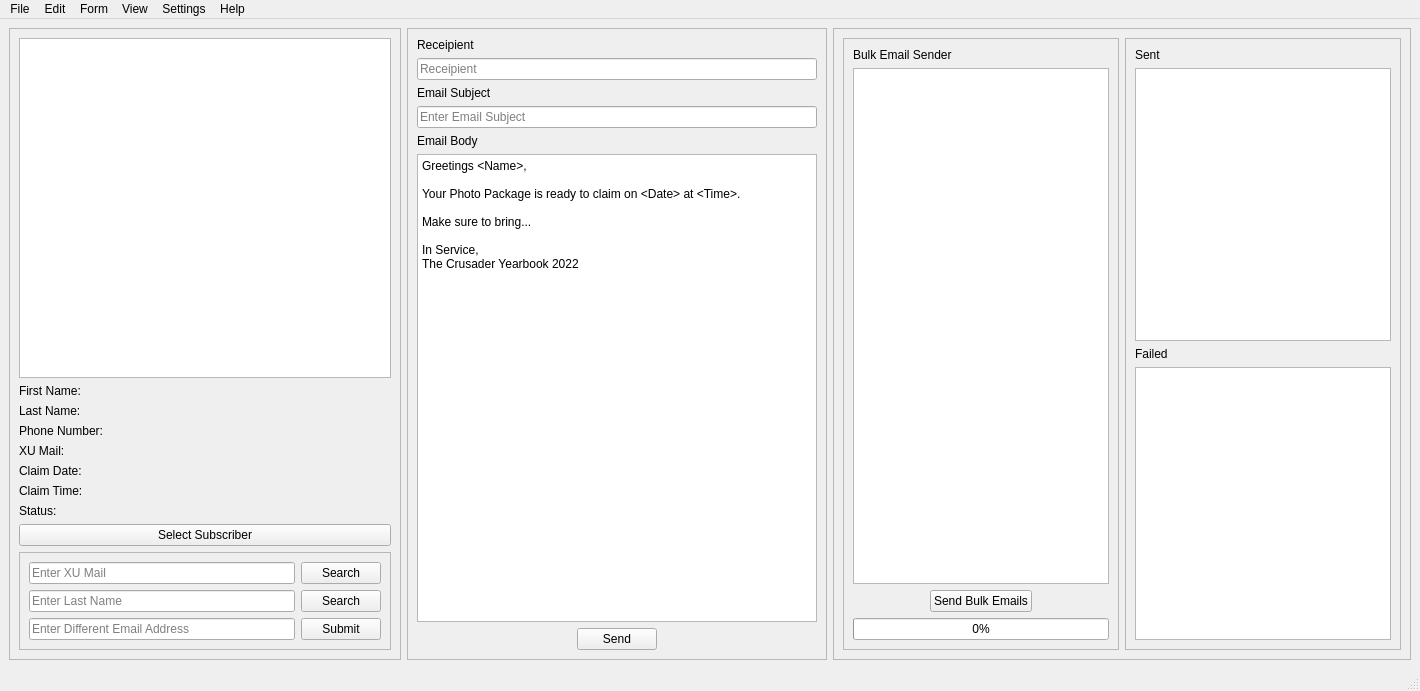
Above: Merlin.ui from Biowulf21/Merlin before the change. Below: the same form after it.
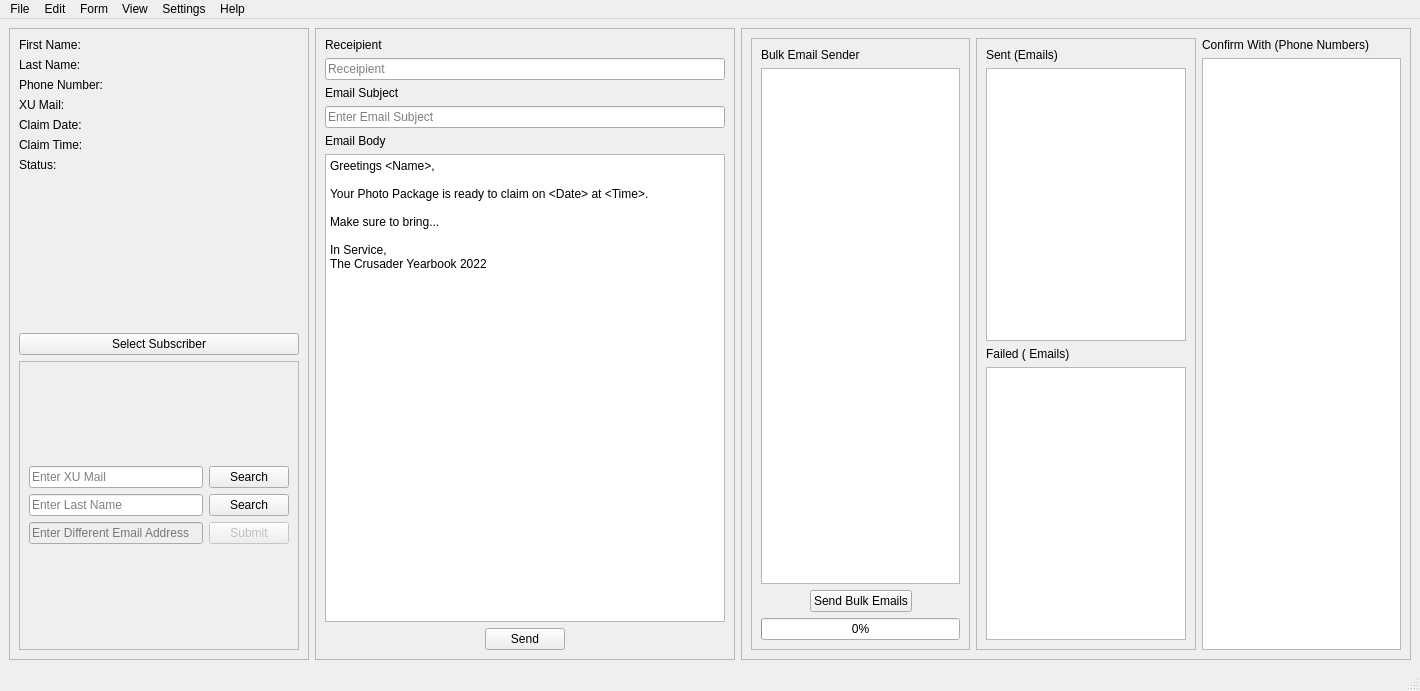
That is the form after the change.

```diff
--- a/Merlin.ui
+++ b/Merlin.ui
@@ -25,6 +25,12 @@
      <layout class="QGridLayout" name="gridLayout_3">
       <item row="0" column="0">
        <widget class="QFrame" name="frame_2">
+        <property name="minimumSize">
+         <size>
+          <width>300</width>
+          <height>0</height>
+         </size>
+        </property>
         <property name="frameShape">
          <enum>QFrame::StyledPanel</enum>
         </property>
@@ -32,9 +38,6 @@
          <enum>QFrame::Raised</enum>
         </property>
         <layout class="QVBoxLayout" name="verticalLayout_2">
-         <item>
-          <widget class="QGraphicsView" name="QRGraphicsView"/>
-         </item>
          <item>
           <layout class="QFormLayout" name="formLayout_2">
            <item row="0" column="0">
@@ -224,6 +227,9 @@
               </item>
               <item row="2" column="0">
                <widget class="QLineEdit" name="lineEdit_2">
+                <property name="enabled">
+                 <bool>false</bool>
+                </property>
                 <property name="sizePolicy">
                  <sizepolicy hsizetype="Preferred" vsizetype="Fixed">
                   <horstretch>0</horstretch>
@@ -243,6 +249,9 @@
               </item>
               <item row="2" column="1">
                <widget class="QPushButton" name="pushButton">
+                <property name="enabled">
+                 <bool>false</bool>
+                </property>
                 <property name="sizePolicy">
                  <sizepolicy hsizetype="Fixed" vsizetype="Fixed">
                   <horstretch>0</horstretch>
@@ -328,15 +337,15 @@
             <string>&lt;!DOCTYPE HTML PUBLIC &quot;-//W3C//DTD HTML 4.0//EN&quot; &quot;http://www.w3.org/TR/REC-html40/strict.dtd&quot;&gt;
 &lt;html&gt;&lt;head&gt;&lt;meta name=&quot;qrichtext&quot; content=&quot;1&quot; /&gt;&lt;style type=&quot;text/css&quot;&gt;
 p, li { white-space: pre-wrap; }
-&lt;/style&gt;&lt;/head&gt;&lt;body style=&quot; font-family:'Sans Serif'; font-size:9pt; font-weight:400; font-style:normal;&quot;&gt;
-&lt;p style=&quot; margin-top:0px; margin-bottom:0px; margin-left:0px; margin-right:0px; -qt-block-indent:0; text-indent:0px;&quot;&gt;Greetings &amp;lt;Name&amp;gt;,&lt;/p&gt;
-&lt;p style=&quot;-qt-paragraph-type:empty; margin-top:0px; margin-bottom:0px; margin-left:0px; margin-right:0px; -qt-block-indent:0; text-indent:0px;&quot;&gt;&lt;br /&gt;&lt;/p&gt;
-&lt;p style=&quot; margin-top:0px; margin-bottom:0px; margin-left:0px; margin-right:0px; -qt-block-indent:0; text-indent:0px;&quot;&gt;Your Photo Package is ready to claim on &amp;lt;Date&amp;gt; at &amp;lt;Time&amp;gt;.&lt;/p&gt;
-&lt;p style=&quot;-qt-paragraph-type:empty; margin-top:0px; margin-bottom:0px; margin-left:0px; margin-right:0px; -qt-block-indent:0; text-indent:0px;&quot;&gt;&lt;br /&gt;&lt;/p&gt;
-&lt;p style=&quot; margin-top:0px; margin-bottom:0px; margin-left:0px; margin-right:0px; -qt-block-indent:0; text-indent:0px;&quot;&gt;Make sure to bring...&lt;/p&gt;
-&lt;p style=&quot;-qt-paragraph-type:empty; margin-top:0px; margin-bottom:0px; margin-left:0px; margin-right:0px; -qt-block-indent:0; text-indent:0px;&quot;&gt;&lt;br /&gt;&lt;/p&gt;
-&lt;p style=&quot; margin-top:0px; margin-bottom:0px; margin-left:0px; margin-right:0px; -qt-block-indent:0; text-indent:0px;&quot;&gt;In Service, &lt;/p&gt;
-&lt;p style=&quot; margin-top:0px; margin-bottom:0px; margin-left:0px; margin-right:0px; -qt-block-indent:0; text-indent:0px;&quot;&gt;The Crusader Yearbook 2022&lt;/p&gt;&lt;/body&gt;&lt;/html&gt;</string>
+&lt;/style&gt;&lt;/head&gt;&lt;body style=&quot; font-family:'Ubuntu'; font-size:10pt; font-weight:400; font-style:normal;&quot;&gt;
+&lt;p style=&quot; margin-top:0px; margin-bottom:0px; margin-left:0px; margin-right:0px; -qt-block-indent:0; text-indent:0px;&quot;&gt;&lt;span style=&quot; font-family:'Sans Serif'; font-size:9pt;&quot;&gt;Greetings &amp;lt;Name&amp;gt;,&lt;/span&gt;&lt;/p&gt;
+&lt;p style=&quot;-qt-paragraph-type:empty; margin-top:0px; margin-bottom:0px; margin-left:0px; margin-right:0px; -qt-block-indent:0; text-indent:0px; font-family:'Sans Serif'; font-size:9pt;&quot;&gt;&lt;br /&gt;&lt;/p&gt;
+&lt;p style=&quot; margin-top:0px; margin-bottom:0px; margin-left:0px; margin-right:0px; -qt-block-indent:0; text-indent:0px;&quot;&gt;&lt;span style=&quot; font-family:'Sans Serif'; font-size:9pt;&quot;&gt;Your Photo Package is ready to claim on &amp;lt;Date&amp;gt; at &amp;lt;Time&amp;gt;.&lt;/span&gt;&lt;/p&gt;
+&lt;p style=&quot;-qt-paragraph-type:empty; margin-top:0px; margin-bottom:0px; margin-left:0px; margin-right:0px; -qt-block-indent:0; text-indent:0px; font-family:'Sans Serif'; font-size:9pt;&quot;&gt;&lt;br /&gt;&lt;/p&gt;
+&lt;p style=&quot; margin-top:0px; margin-bottom:0px; margin-left:0px; margin-right:0px; -qt-block-indent:0; text-indent:0px;&quot;&gt;&lt;span style=&quot; font-family:'Sans Serif'; font-size:9pt;&quot;&gt;Make sure to bring...&lt;/span&gt;&lt;/p&gt;
+&lt;p style=&quot;-qt-paragraph-type:empty; margin-top:0px; margin-bottom:0px; margin-left:0px; margin-right:0px; -qt-block-indent:0; text-indent:0px; font-family:'Sans Serif'; font-size:9pt;&quot;&gt;&lt;br /&gt;&lt;/p&gt;
+&lt;p style=&quot; margin-top:0px; margin-bottom:0px; margin-left:0px; margin-right:0px; -qt-block-indent:0; text-indent:0px;&quot;&gt;&lt;span style=&quot; font-family:'Sans Serif'; font-size:9pt;&quot;&gt;In Service, &lt;/span&gt;&lt;/p&gt;
+&lt;p style=&quot; margin-top:0px; margin-bottom:0px; margin-left:0px; margin-right:0px; -qt-block-indent:0; text-indent:0px;&quot;&gt;&lt;span style=&quot; font-family:'Sans Serif'; font-size:9pt;&quot;&gt;The Crusader Yearbook 2022&lt;/span&gt;&lt;/p&gt;&lt;/body&gt;&lt;/html&gt;</string>
            </property>
           </widget>
          </item>
@@ -484,7 +493,7 @@
           <item>
            <widget class="QLabel" name="sentTableLabel">
             <property name="text">
-             <string>Sent</string>
+             <string>Sent (Emails)</string>
             </property>
            </widget>
           </item>
@@ -494,7 +503,7 @@
           <item>
            <widget class="QLabel" name="failedTableLabel">
             <property name="text">
-             <string>Failed</string>
+             <string>Failed ( Emails)</string>
             </property>
            </widget>
           </item>
@@ -504,6 +513,20 @@
          </layout>
         </widget>
        </item>
+       <item>
+        <layout class="QVBoxLayout" name="verticalLayout_6">
+         <item>
+          <widget class="QLabel" name="label_2">
+           <property name="text">
+            <string>Confirm With (Phone Numbers)</string>
+           </property>
+          </widget>
+         </item>
+         <item>
+          <widget class="QListWidget" name="listWidget"/>
+         </item>
+        </layout>
+       </item>
       </layout>
      </widget>
     </item>
```
Left out of the diff: 2 changed lines with no effect on the pictures.
